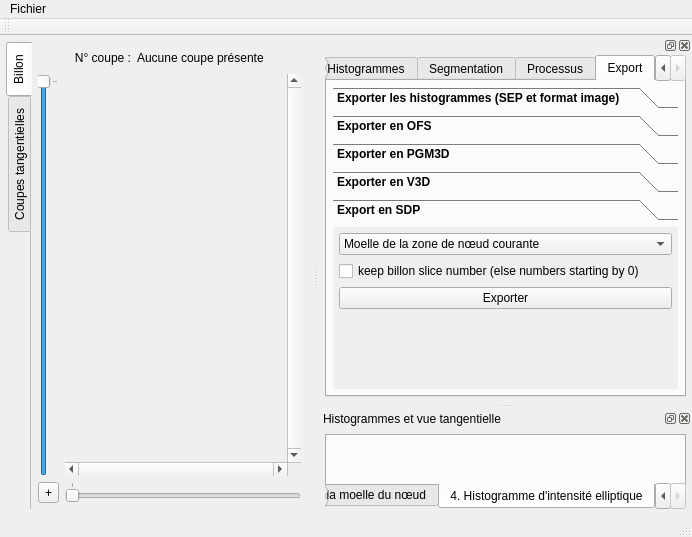
Qt form ui/mainwindow.ui (akrah/TKDetection) before a commit.
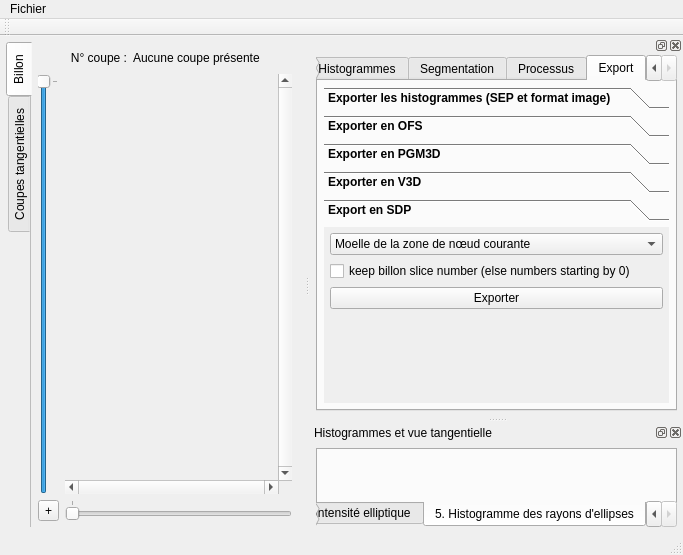
The same form after that commit. The open tabs and pages were chosen to show the change. Custom widgets are drawn as their Qt base class.

Commit message: - Ajout de l'histogramme des rayons des ellipses sur les coupes tangentielles - Etape suivante : implémenter LOWESS

The edit to the form file:
```diff
--- a/ui/mainwindow.ui
+++ b/ui/mainwindow.ui
@@ -6,8 +6,8 @@
    <rect>
     <x>0</x>
     <y>0</y>
-    <width>692</width>
-    <height>537</height>
+    <width>683</width>
+    <height>555</height>
    </rect>
   </property>
   <property name="windowTitle">
@@ -243,8 +243,8 @@
     <rect>
      <x>0</x>
      <y>0</y>
-     <width>692</width>
-     <height>25</height>
+     <width>683</width>
+     <height>29</height>
     </rect>
    </property>
    <widget class="QMenu" name="menuFichier">
@@ -2678,8 +2678,8 @@
              <rect>
               <x>0</x>
               <y>0</y>
-              <width>398</width>
-              <height>112</height>
+              <width>397</width>
+              <height>124</height>
              </rect>
             </property>
             <attribute name="label">
@@ -2786,7 +2786,7 @@
         <enum>QTabWidget::South</enum>
        </property>
        <property name="currentIndex">
-        <number>3</number>
+        <number>4</number>
        </property>
        <widget class="QWidget" name="_tabSliceHistogram">
         <attribute name="title">
@@ -2901,6 +2901,16 @@
          </item>
         </layout>
        </widget>
+       <widget class="QWidget" name="tab_7">
+        <attribute name="title">
+         <string>5. Histogramme des rayons d'ellipses</string>
+        </attribute>
+        <layout class="QVBoxLayout" name="verticalLayout_9">
+         <item>
+          <widget class="QwtPlot" name="_plotKnotEllipseRadiiHistogram"/>
+         </item>
+        </layout>
+       </widget>
       </widget>
      </item>
     </layout>
```
Left out of the diff: 52 changed lines with no effect on the pictures. The commit also changes 9 other files.
